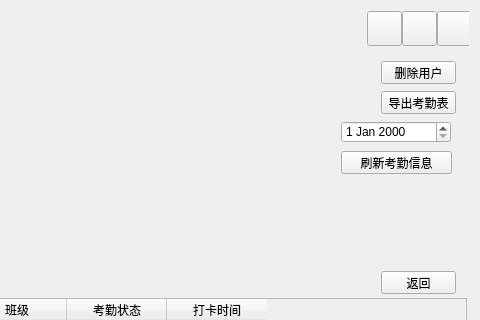
This is managementinfo.ui in lmmiku/faceRecognitionOnQtCreator as Qt 5 draws it before an edit; both pictures show x 450 to 930 and y 0 to 320 of the 930 by 695 pixel window. The edited form follows.
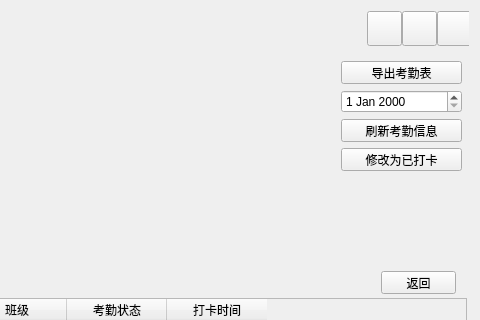
This is the edited form. Custom widgets are drawn as their Qt base class.

```diff
--- a/managementinfo.ui
+++ b/managementinfo.ui
@@ -225,54 +225,41 @@
        </rect>
       </property>
      </widget>
-     <widget class="QPushButton" name="deleteUser">
+     <widget class="QWidget" name="">
       <property name="geometry">
        <rect>
-        <x>820</x>
+        <x>780</x>
         <y>50</y>
-        <width>75</width>
-        <height>23</height>
+        <width>121</width>
+        <height>110</height>
        </rect>
       </property>
-      <property name="text">
-       <string>删除用户</string>
-      </property>
-     </widget>
+      <layout class="QVBoxLayout" name="verticalLayout">
+       <item>
      <widget class="QPushButton" name="derive">
-      <property name="geometry">
-       <rect>
-        <x>820</x>
-        <y>80</y>
-        <width>75</width>
-        <height>23</height>
-       </rect>
-      </property>
       <property name="text">
        <string>导出考勤表</string>
       </property>
      </widget>
-     <widget class="QDateEdit" name="date">
-      <property name="geometry">
-       <rect>
-        <x>780</x>
-        <y>110</y>
-        <width>110</width>
-        <height>22</height>
-       </rect>
-      </property>
-     </widget>
+       </item>
+       <item>
+        <widget class="QDateEdit" name="date"/>
+       </item>
+       <item>
      <widget class="QPushButton" name="fflush">
-      <property name="geometry">
-       <rect>
-        <x>780</x>
-        <y>140</y>
-        <width>111</width>
-        <height>23</height>
-       </rect>
-      </property>
       <property name="text">
        <string>刷新考勤信息</string>
       </property>
+        </widget>
+       </item>
+       <item>
+        <widget class="QPushButton" name="update">
+         <property name="text">
+          <string>修改为已打卡</string>
+         </property>
+        </widget>
+       </item>
+      </layout>
      </widget>
     </widget>
    </item>
```
Lines whose indentation alone changed are shown as unchanged.
